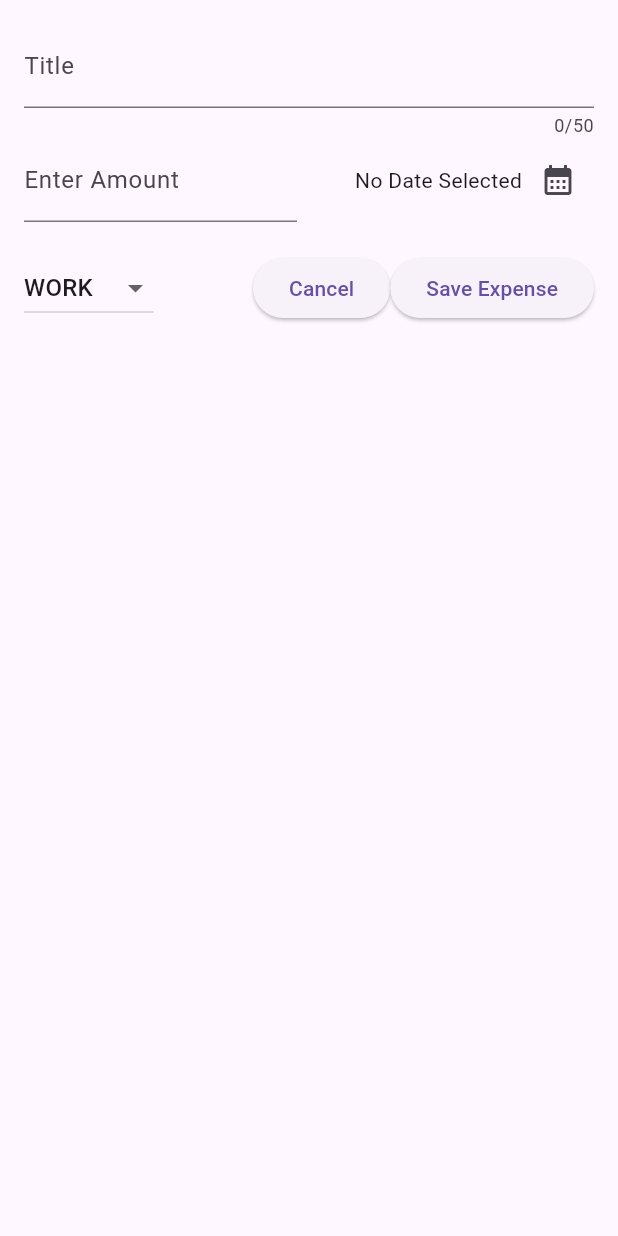
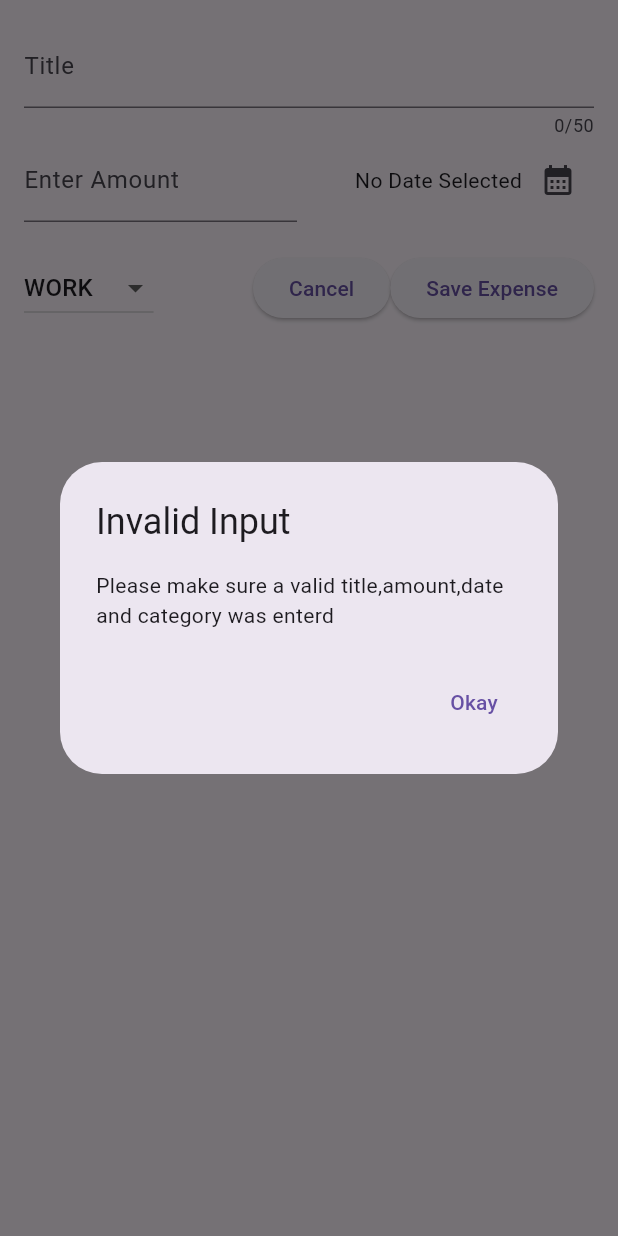
Before and after one commit to ajax-39/Flutter_BudgetBuddy, a Flutter app: the NewExpense widget shown alone on an empty page, opened directly, after a tap on "Save Expense", on a phone screen of 412 x 824 dp. Run offline on Flutter 3.47's test engine with Material 3 defaults, Android fonts, the phone set to English and light mode, and no system bars.

```diff
--- a/lib/widgets/new_expense.dart
+++ b/lib/widgets/new_expense.dart
@@ -32,6 +32,24 @@ class _NewExpenseState extends State<NewExpense> {
         amountIsInvalid ||
         _selectedDate == null) {
       //show error message
+      showDialog(
+        context: context,
+        builder: (ctx) => AlertDialog(
+          title: const Text('Invalid Input'),
+          content: const Text(
+              'Please make sure a valid title,amount,date and category was enterd'),
+          actions: [
+            TextButton(
+              onPressed: () {
+                Navigator.pop(context);
+              },
+              child: const Text('Okay'),
+            )
+          ],
+        ),
+      );
+
+      return;
     }
   }
 
```
